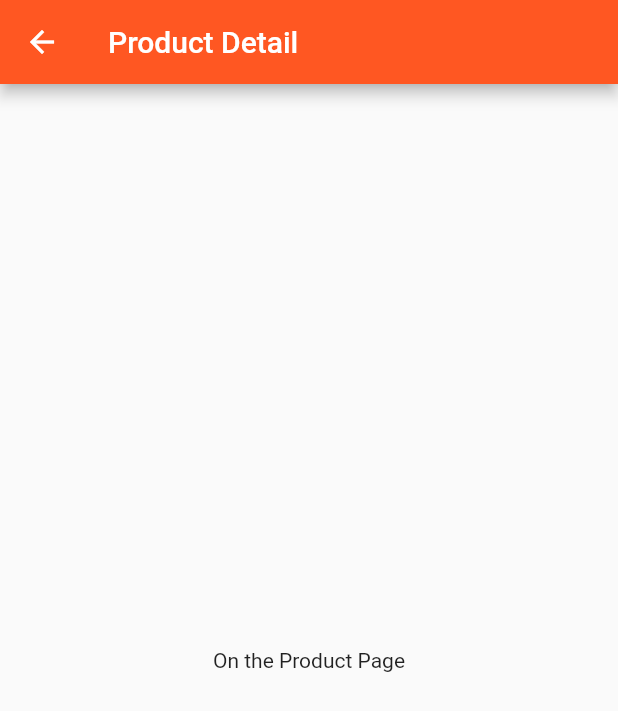
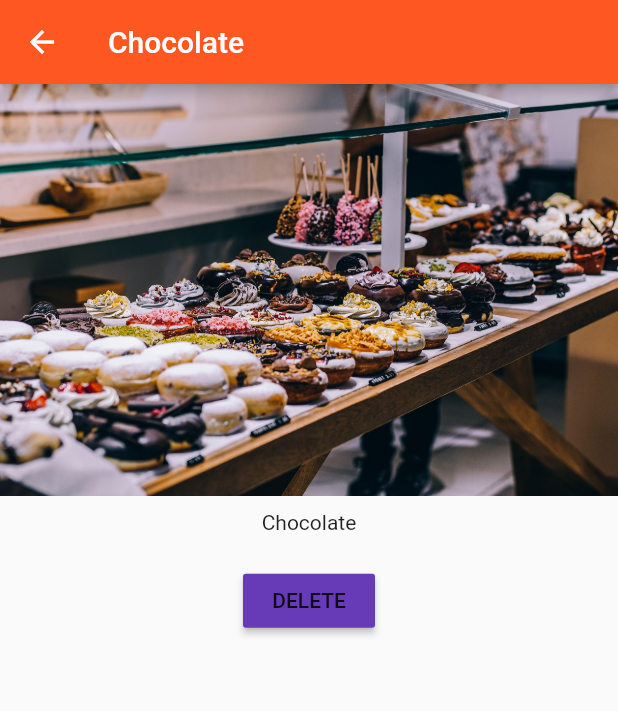
Before and after one commit to xtzaferis/flutter_app, a Flutter app: the ProductManager widget shown alone on an empty page, opened directly, after a tap on "Add Product", after a tap on "Details", on a phone screen of 412 x 824 dp. Shown: the top 711 px of the screen. Run offline on Flutter 3.47's test engine with Material 2 defaults, Android fonts, the phone set to English and light mode, and no system bars.

Commit message:
added routing

```diff
--- a/lib/main.dart
+++ b/lib/main.dart
@@ -1,5 +1,5 @@
 import 'package:flutter/material.dart';
-import './pages/home.dart';
+import './pages/auth.dart';
 
 void main() => runApp(MyApp());
 
@@ -13,7 +13,7 @@ class MyApp extends StatelessWidget {
         primarySwatch: Colors.deepOrange,
         accentColor: Colors.deepPurple
       ),
-      home: HomePage()
+      home: AuthPage()
     );
   }
 }
--- a/lib/pages/product.dart
+++ b/lib/pages/product.dart
@@ -1,16 +1,42 @@
 import 'package:flutter/material.dart';
-import '../product_manager.dart';
+import 'dart:async';
 
 class ProductPage extends StatelessWidget {
+  final String title;
+  final String imageUrl;
+
+  ProductPage(this.title, this.imageUrl);
+
   @override
   Widget build(BuildContext context) {
-    return Scaffold(
+    return WillPopScope(
+      onWillPop: () {
+        Navigator.pop(context, false);
+        return Future.value(false);
+      },
+      child: Scaffold(
         appBar: AppBar(
-          title: Text('Product Detail'),
+          title: Text(title),
         ),
-        body: Center(
-          child: Text('On the Product Page'),
-        )
-      );
+        body: Column(
+          crossAxisAlignment: CrossAxisAlignment.center,
+          children: <Widget>[
+            Image.asset(imageUrl),
+            Container(
+              padding: EdgeInsets.all(10.0),
+              child: Text(title),
+            ),
+            Container(
+              padding: EdgeInsets.all(10.0),
+              child: RaisedButton(
+                color: Theme.of(context).accentColor,
+                child: Text('DELETE'),
+                onPressed: () => Navigator.pop(context, true),
+              ),
+            ),
+          ],
+        ),
+      ),
+    );
   }
 }
--- a/lib/product_control.dart
+++ b/lib/product_control.dart
@@ -10,7 +10,7 @@ class ProductControl extends StatelessWidget {
     return RaisedButton(
               color: Theme.of(context).primaryColor,
               onPressed: () {
-                addProduct('maksimos');
+                addProduct({'title': 'Chocolate', 'image': 'assets/food.jpg'});
               },
               child: Text('Add Product')
           );
--- a/lib/product_manager.dart
+++ b/lib/product_manager.dart
@@ -3,7 +3,7 @@ import './products.dart';
 import './product_control.dart';
 
 class ProductManager extends StatefulWidget {
-  final String startingProduct;
+  final Map<String, String> startingProduct;
 
   ProductManager({this.startingProduct});
 
@@ -14,7 +14,7 @@ class ProductManager extends StatefulWidget {
 }
 
 class _ProductManagerState extends State<ProductManager> {
-  List<String> _products = [];
+  List<Map<String, String>> _products = [];
 
   @override
   void initState() {
@@ -31,14 +31,20 @@ class _ProductManagerState extends State<ProductManager> {
           margin: EdgeInsets.all(10.0),
           child: ProductControl(_addProduct)
         ),
-        Expanded(child: Products(_products))
+        Expanded(child: Products(_products, deleteProduct: _deleteProduct))
       ]
     );
   }
 
-  void _addProduct(String product) {
+  void _addProduct(Map<String, String> product) {
     setState(() {
       _products.add(product);
     });
   }
+
+  void _deleteProduct(int index) {
+    setState(() {
+      _products.removeAt(index);
+    });
+  }
 }
--- a/lib/products.dart
+++ b/lib/products.dart
@@ -2,26 +2,31 @@ import 'package:flutter/material.dart';
 import './pages/product.dart';
 
 class Products extends StatelessWidget {
-  final List<String> products;
+  final List<Map<String, String>> products;
+  final Function deleteProduct;
 
-  Products(this.products);
+  Products(this.products, {this.deleteProduct});
 
   Widget _buildProductItem(BuildContext context, int index) {
     return Card(
       child: Column(
         children: <Widget>[
-          Image.asset('assets/food.jpg'),
-          Text(products[index]),
+          Image.asset(products[index]['image']),
+          Text(products[index]['title']),
           ButtonBar(
             alignment: MainAxisAlignment.center,
             children: <Widget>[
               FlatButton(
-                onPressed: () => Navigator.push(
+                onPressed: () => Navigator.push<bool>(
                       context,
                       MaterialPageRoute(
-                        builder: (BuildContext context) => ProductPage(),
+                        builder: (BuildContext context) => ProductPage(products[index]['title'], products[index]['image']),
                       ),
-                    ),
+                    ).then((bool value) {
+                      if (value) {
+                        deleteProduct(index);
+                      }
+                    }),
                 child: Text('Details'))
             ]
           )
```
Also changed, not shown: lib/pages/auth.dart (added, +24 -0 lines), lib/pages/home.dart (deleted, +0 -14 lines), lib/pages/products.dart (added, +34 -0 lines), lib/pages/products_admin.dart (added, +35 -0 lines).
